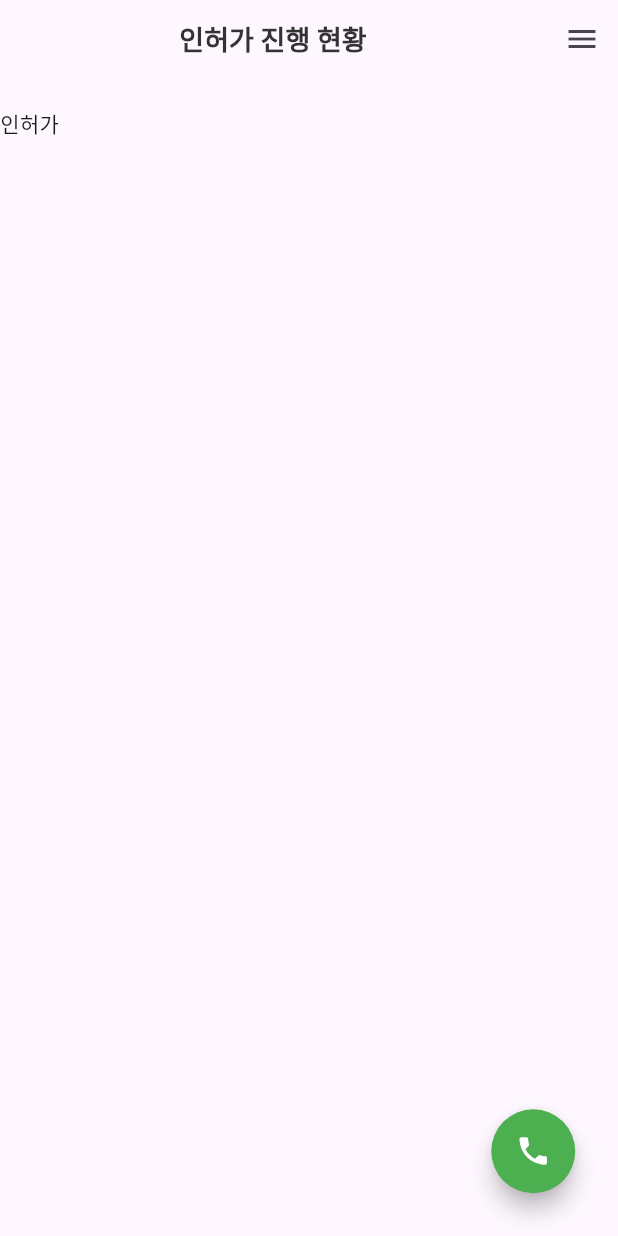
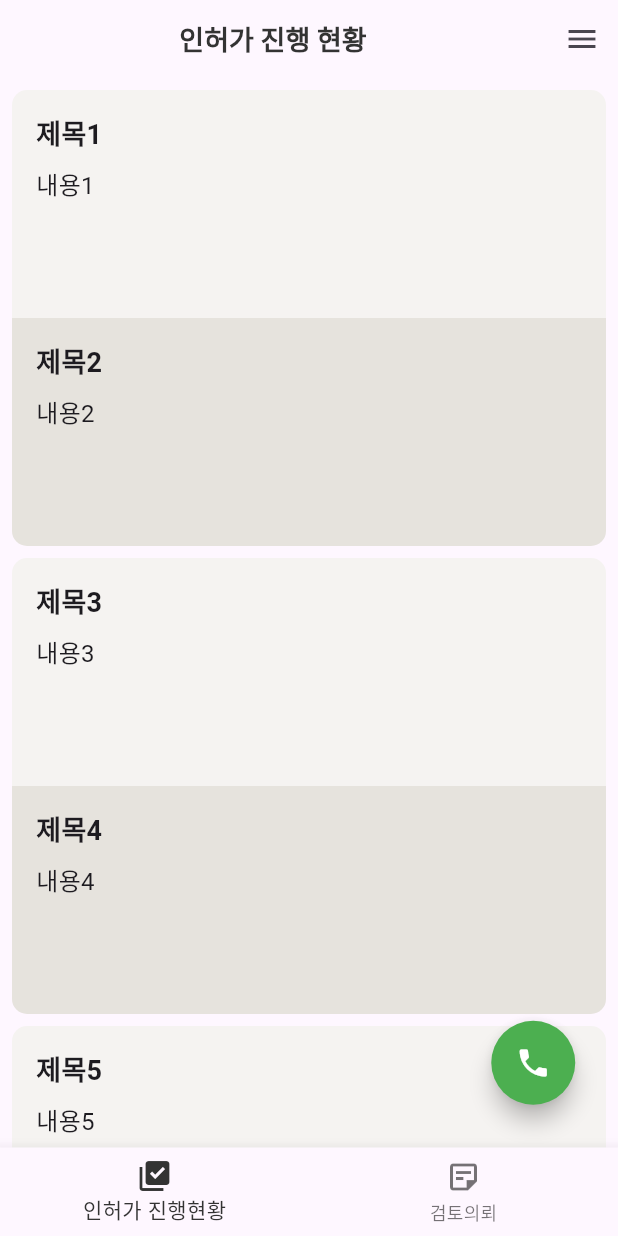
Before and after one commit to hoonek/designpractice, a Flutter app: the ProgressUser screen opened directly, on a phone screen of 412 x 824 dp. Run offline on Flutter 3.47's test engine with Material 3 defaults, Android fonts, the phone set to English and light mode, and no system bars.

```diff
--- a/lib/progress/progressuser.dart
+++ b/lib/progress/progressuser.dart
@@ -1,9 +1,10 @@
-import 'package:designpractice/etc/phonenumber.dart';
 import 'package:flutter/material.dart';
 import '../etc/drawermenu.dart';
+import '../etc/phonenumber.dart';
+import 'requestforreview.dart';
 
 class ProgressUser extends StatefulWidget {
-  const ProgressUser({super.key});
+  const ProgressUser({Key? key}) : super(key: key);
 
   @override
   _ProgressUserState createState() => _ProgressUserState();
@@ -11,6 +12,13 @@ class ProgressUser extends StatefulWidget {
 
 class _ProgressUserState extends State<ProgressUser> {
   late PageController pageController;
+  int _selectedIndex = 0;
+
+  void _onItemTapped(int index) {
+    setState(() {
+      _selectedIndex = index;
+    });
+  }
 
   @override
   void initState() {
@@ -26,6 +34,27 @@ class _ProgressUserState extends State<ProgressUser> {
 
   @override
   Widget build(BuildContext context) {
+    List<String> titles = [
+      '제목1',
+      '제목2',
+      '제목3',
+      '제목4',
+      '제목5',
+      '제목6',
+      '제목7',
+      '제목8'
+    ];
+    List<String> contents = [
+      '내용1',
+      '내용2',
+      '내용3',
+      '내용4',
+      '내용5',
+      '내용6',
+      '내용7',
+      '내용8'
+    ];
+
     return Scaffold(
       appBar: AppBar(
         automaticallyImplyLeading: false,
@@ -52,28 +81,81 @@ class _ProgressUserState extends State<ProgressUser> {
         ],
       ),
       endDrawer: DrawerMenu(),
-      body: Column(
-        children: [
-          SizedBox(height: 20),
-          Text('인허가'),
-          SizedBox(height: 20),
+      body: ListView.builder(
+        itemCount: 8,
+        itemBuilder: (BuildContext context, int index) {
+          // 홀수 번호의 인덱스에 대해 검정색으로 설정합니다.
+          Color color =
+          index % 2 == 1 ? Color(0xffe6e3dd) : Color(0xfff5f3f1);
+          // 각 인덱스에 해당하는 컨테이너를 반환합니다.
+          return Container(
+            width: 335,
+            height: 152,
+            margin:
+            EdgeInsets.fromLTRB(8.0, index % 2 == 0 ? 8.0 : 0, 8.0, 0),
+            padding: EdgeInsets.all(16.0),
+            decoration: BoxDecoration(
+              color: color,
+              borderRadius: BorderRadius.only(
+                topLeft: Radius.circular(index % 2 == 0 ? 10.0 : 0),
+                topRight: Radius.circular(index % 2 == 0 ? 10.0 : 0),
+                bottomLeft: Radius.circular(index % 2 == 1 ? 10.0 : 0),
+                bottomRight: Radius.circular(index % 2 == 1 ? 10.0 : 0),
+              ),
+            ),
+            child: Column(
+              crossAxisAlignment: CrossAxisAlignment.start,
+              children: [
+                Text(
+                  titles[index],
+                  style: TextStyle(
+                    fontSize: 18,
+                    fontWeight: FontWeight.bold,
+                  ),
+                ),
+                SizedBox(height: 8),
+                Text(
+                  contents[index],
+                  style: TextStyle(
+                    fontSize: 16,
+                  ),
+                ),
+              ],
+            ),
+          );
+        },
+      ),
 
+      bottomNavigationBar: BottomNavigationBar(
+        items: const <BottomNavigationBarItem>[
+          BottomNavigationBarItem(
+            icon: Icon(Icons.library_add_check),
+            label: '인허가 진행현황',
+          ),
+          BottomNavigationBarItem(
+            icon: Icon(Icons.sticky_note_2_outlined),
+            label: '검토의뢰',
+          ),
         ],
+        currentIndex: _selectedIndex,
+        selectedItemColor: Color(0xff333333),
+        onTap: _onItemTapped,
       ),
+
       floatingActionButton: Padding(
         padding: const EdgeInsets.only(right: 12.5, bottom: 12.5),
         child: FloatingActionButton(
-          onPressed: (){
+          onPressed: () {
             Navigator.push(
               context,
-              MaterialPageRoute(builder: (context)=> PhoneNumber()),
+              MaterialPageRoute(builder: (context) => PhoneNumber()),
             );
           },
           backgroundColor: Colors.green,
           shape: CircleBorder(),
           child: Icon(
-              Icons.phone,
-          color: Colors.white,
+            Icons.phone,
+            color: Colors.white,
           ),
         ),
       ),
```
Also changed, not shown: lib/drawmenudetail/drawmenudeleteid.dart (added, +12 -0 lines), lib/drawmenudetail/drawmenulogout.dart (+33 -2 lines).
